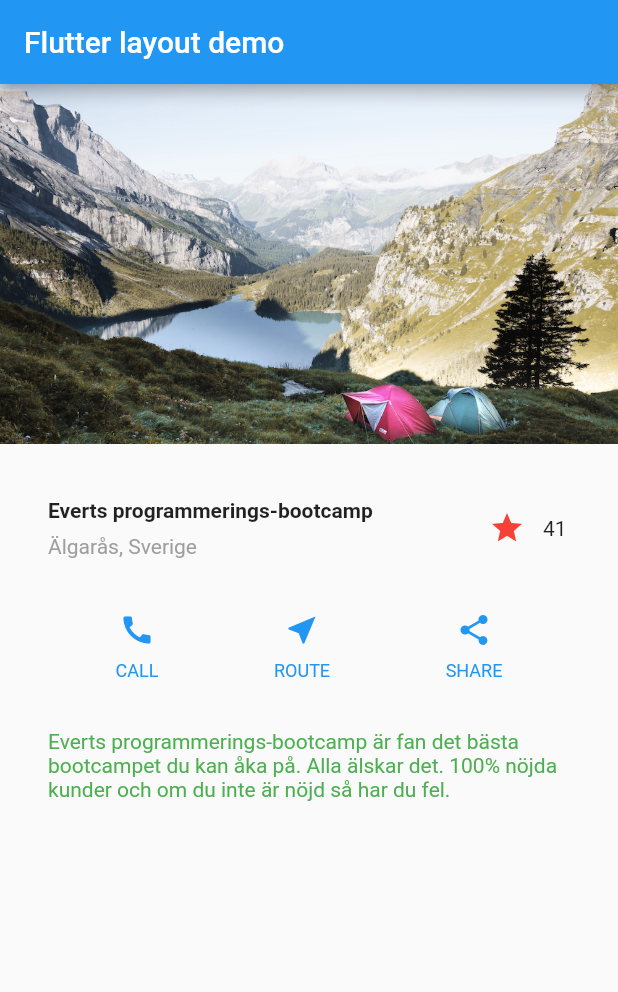
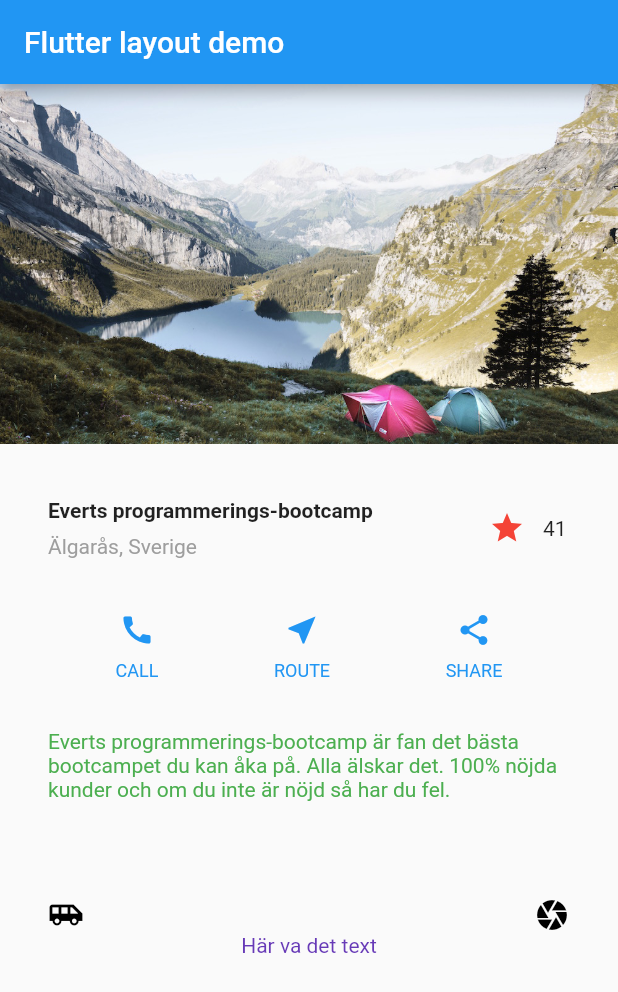
Before and after one commit to Gitvert/spotter, a Flutter app: the screen it shows after launch, on a phone screen of 412 x 824 dp. Shown: the top 992 px of the screen. Run offline on Flutter 3.47's test engine with Material 2 defaults, Android fonts, the phone set to English and light mode, and no system bars.

Commit message:
Play around with some extra layout elements

```diff
--- a/lib/Widgets.dart
+++ b/lib/Widgets.dart
@@ -76,6 +76,40 @@ class Widgets {
     );
   }
 
+  static Widget getBottomButtons() {
+    return Container(
+      padding: const EdgeInsets.all(32),
+      child: Column(
+        children: [
+          Row(
+          mainAxisAlignment: MainAxisAlignment.spaceBetween,
+          children: [
+            Icon(
+              Icons.airport_shuttle,
+              color: Colors.black
+            ),
+            Icon(
+              Icons.camera,
+              color: Colors.black
+            )
+          ]
+        ),
+        Row(
+          mainAxisAlignment: MainAxisAlignment.center,
+          children: [
+            Text(
+                'Här va det text',
+                style: TextStyle(
+                    color: Colors.deepPurple
+                )
+            ),
+          ]
+        )
+      ]
+      )
+    );
+  }
+
   static Column _buildButtonColumn(Color color, IconData icon, String label) {
     return Column(
         mainAxisSize: MainAxisSize.min,
--- a/lib/main.dart
+++ b/lib/main.dart
@@ -20,6 +20,7 @@ class MyApp extends StatelessWidget {
             Widgets.getTitleSection(),
             Widgets.getButtonSection(context),
             Widgets.getTextSection(),
+            Widgets.getBottomButtons(),
           ],
         ),
       ),
```
